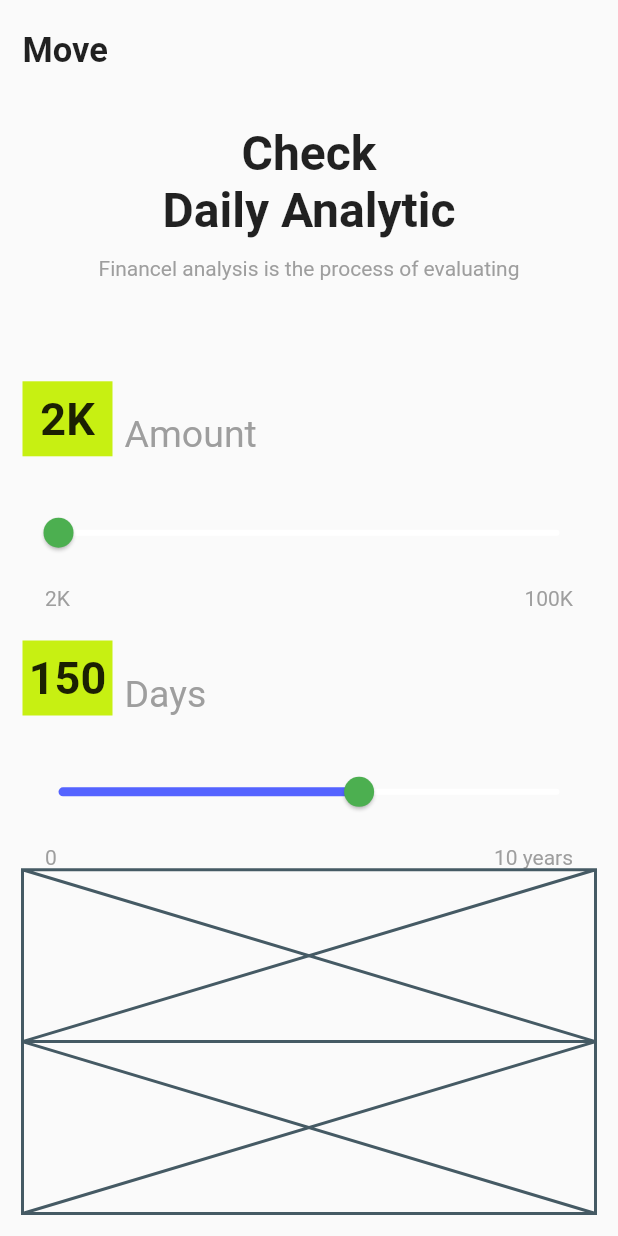
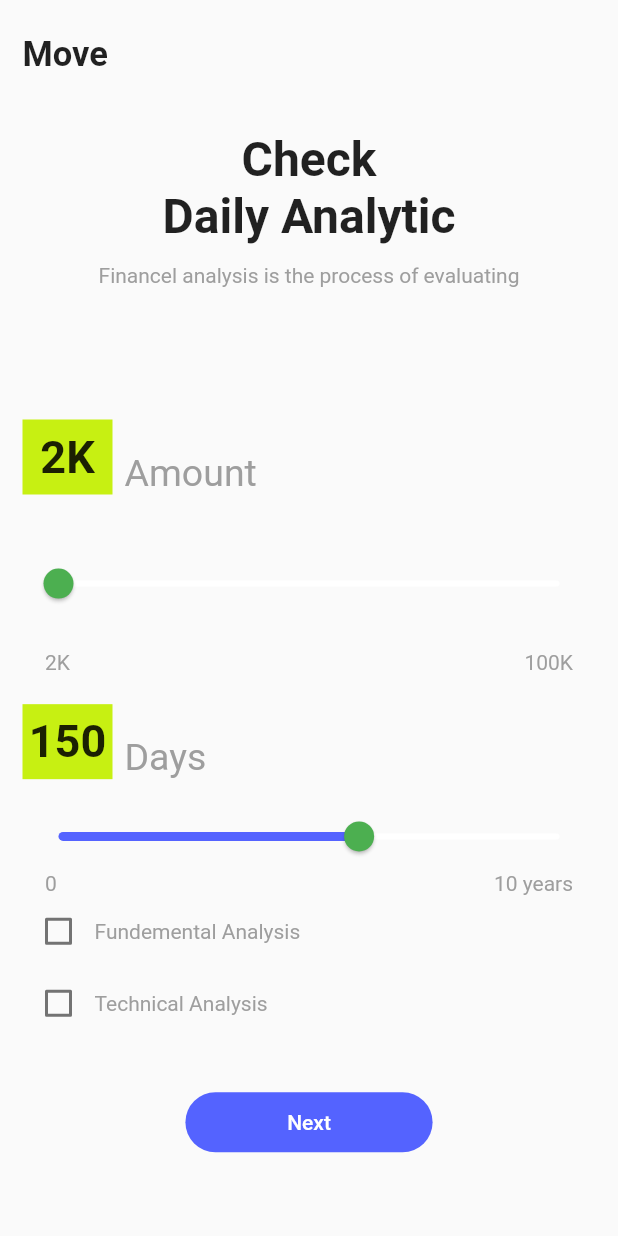
Before and after one commit to EmreKabali/dailydesignsession1, a Flutter app: the FinanceDashboard screen opened directly, on a phone screen of 412 x 824 dp. Run offline on Flutter 3.47's test engine with Material 2 defaults, Android fonts, the phone set to English and light mode, and no system bars; our stand-ins replace flutter_markdown, flutter_svg; network calls fail.

Commit message:
Daily Part 3

```diff
--- a/lib/FinanceMobileAPp/FinanceDashboard.dart
+++ b/lib/FinanceMobileAPp/FinanceDashboard.dart
@@ -10,6 +10,8 @@ class FinanceDashboard extends StatefulWidget {
 class _FinanceDashboardState extends State<FinanceDashboard> {
   double amount = 2;
   double days = 6;
+  bool check1 = false;
+  bool check2 = false;
   @override
   Widget build(BuildContext context) {
     return Scaffold(
@@ -135,7 +137,7 @@ class _FinanceDashboardState extends State<FinanceDashboard> {
                   height: 20,
                 ),
                 Expanded(
-                    flex: 4,
+                    flex: 3,
                     child: Column(
                       mainAxisAlignment: MainAxisAlignment.start,
                       crossAxisAlignment: CrossAxisAlignment.start,
@@ -206,8 +208,69 @@ class _FinanceDashboardState extends State<FinanceDashboard> {
                         ),
                       ],
                     )),
-                Expanded(flex: 3, child: Placeholder()),
-                Expanded(flex: 3, child: Placeholder()),
+                Flexible(
+                    flex: 3,
+                    child: Column(
+                      mainAxisAlignment: MainAxisAlignment.start,
+                      children: [
+                        Row(
+                          children: [
+                            Checkbox(
+                                activeColor: Colors.green,
+                                value: check1,
+                                onChanged: (value) {
+                                  setState(() {
+                                    check1 = value!;
+                                  });
+                                }),
+                            Text(
+                              'Fundemental Analysis',
+                              style: TextStyle(color: Colors.grey),
+                            )
+                          ],
+                        ),
+                        Row(
+                          children: [
+                            Checkbox(
+                                activeColor: Colors.green,
+                                value: check2,
+                                onChanged: (value) {
+                                  setState(() {
+                                    check2 = value!;
+                                  });
+                                }),
+                            Text(
+                              'Technical Analysis',
+                              style: TextStyle(color: Colors.grey),
+                            )
+                          ],
+                        )
+                      ],
+                    )),
+                Expanded(
+                    flex: 2,
+                    child: Column(
+                      crossAxisAlignment: CrossAxisAlignment.center,
+                      children: [
+                        FlatButton(
+                            minWidth: MediaQuery.of(context).size.width * 0.4,
+                            height: 40,
+                            color: Color(0xFF5463FF),
+                            shape: RoundedRectangleBorder(
+                                borderRadius: BorderRadius.circular(30)),
+                            onPressed: () {
+                              Navigator.push(
+                                  context,
+                                  MaterialPageRoute(
+                                      builder: (BuildContext context) =>
+                                          FinanceDashboard()));
+                            },
+                            child: Text(
+                              'Next',
+                              style: TextStyle(color: Colors.white),
+                            ))
+                      ],
+                    )),
               ],
             ),
           )),
```
